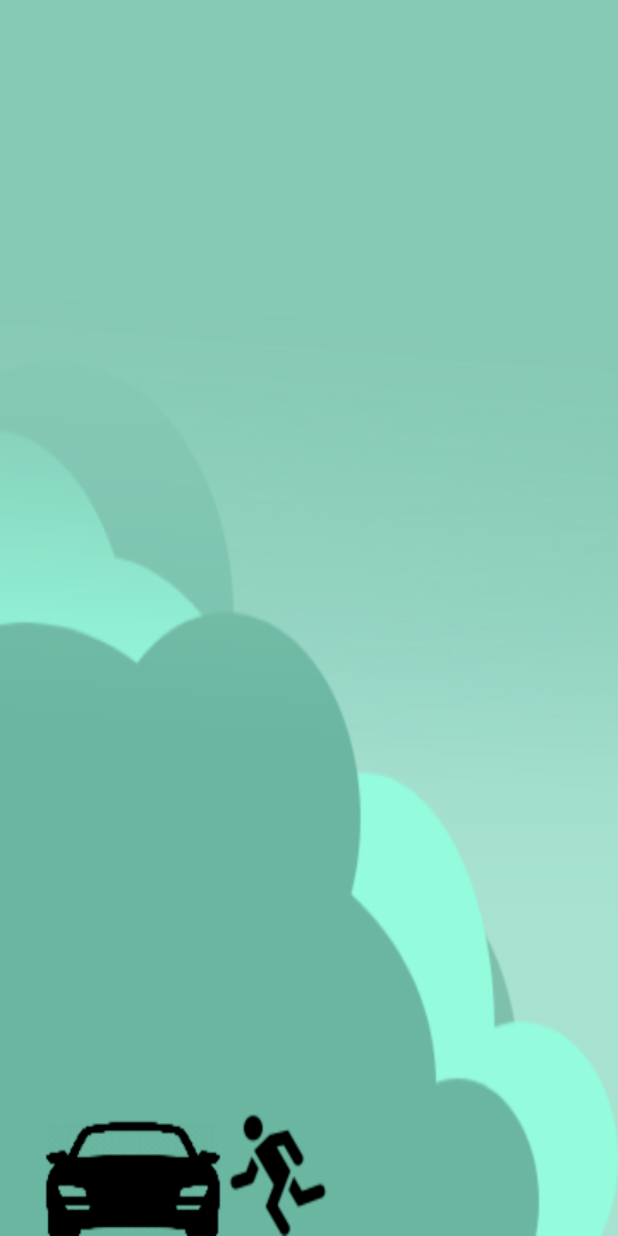
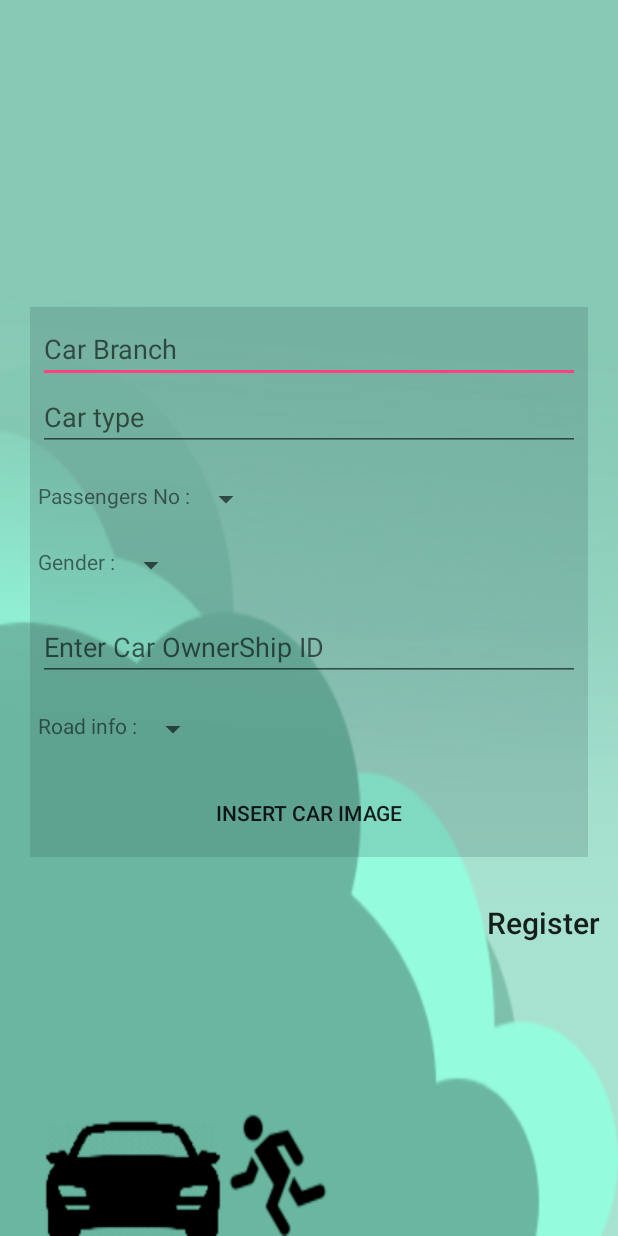
Before and after one commit to wardah9/Project_CarPoolingApplication, an Android app: the layout activity_insert_car_data.xml on its own in the app's theme, with its tools: preview values and no code run, on a phone screen of 412 x 824 dp. Run offline under Robolectric (Android 15) with nearby library versions, the phone set to English and light mode, and no system bars.

Commit message:
adding layout design

```diff
--- a/app/src/main/java/carpoolingapplication/carpooling/com/fragment/RegistrationFragment.java
+++ b/app/src/main/java/carpoolingapplication/carpooling/com/fragment/RegistrationFragment.java
@@ -2,6 +2,7 @@ package carpoolingapplication.carpooling.com.fragment;
 
 
 import android.content.Context;
+import android.content.Intent;
 import android.os.Bundle;
 import android.support.annotation.NonNull;
 import android.support.annotation.Nullable;
@@ -21,6 +22,7 @@ import android.widget.Button;
 import android.widget.EditText;
 import android.widget.FrameLayout;
 import android.widget.Spinner;
+import android.widget.TextView;
 import android.widget.Toast;
 
 import com.google.android.gms.tasks.OnCompleteListener;
@@ -30,6 +32,7 @@ import com.google.firebase.auth.FirebaseAuth;
 import com.google.firebase.database.DatabaseReference;
 import com.google.firebase.database.FirebaseDatabase;
 
+import carpoolingapplication.carpooling.com.BarcodeScanner;
 import carpoolingapplication.carpooling.com.R;
 
 
@@ -109,7 +112,7 @@ public class RegistrationFragment extends Fragment {
         }
     }
 
-    public static class Reg1 extends FragmentActivity{
+    public static class Reg1 extends FragmentActivity {
 
         private EditText userName;
         private EditText userEmail;
@@ -153,22 +156,22 @@ public class RegistrationFragment extends Fragment {
             userGender.setAdapter(adapter);
 
             if (userName.getText().length() > 5 &&
-                    userName.getText().length() != 0){
+                    userName.getText().length() != 0) {
 
             }
 
-            if (Patterns.EMAIL_ADDRESS.matcher(userEmail.getText().toString()).matches()){
+            if (Patterns.EMAIL_ADDRESS.matcher(userEmail.getText().toString()).matches()) {
 
             }
 
 
             if (userPhone.getText().length() > 5 &&
-                    userPhone.getText().length() != 0){
+                    userPhone.getText().length() != 0) {
 
             }
 
 
-            if (userNationality.getText().length() != 0){
+            if (userNationality.getText().length() != 0) {
 
             }
 
@@ -183,9 +186,9 @@ public class RegistrationFragment extends Fragment {
                                     Log.d("firebaseLogin", "createUserWithEmail:onComplete:" + task.isSuccessful());
 
                                     if (task.isSuccessful()) {
-//                                        Toast.makeText(FirebaseUSerRegisterActivity.this, "register successful", Toast.LENGTH_SHORT).show();
+                                        Toast.makeText(getApplicationContext(), "register successful", Toast.LENGTH_SHORT).show();
                                     } else
-                                        Toast.makeText(Reg1.this, "register failed ", Toast.LENGTH_SHORT).show();
+                                        Toast.makeText(getApplicationContext(), "register failed ", Toast.LENGTH_SHORT).show();
 //                                    getUID();
                                 }
                             });
@@ -193,7 +196,7 @@ public class RegistrationFragment extends Fragment {
             });
 
 
-                return v;
+            return v;
         }
     }
 
@@ -206,9 +209,22 @@ public class RegistrationFragment extends Fragment {
     }
 
     public static class Reg3 extends FragmentActivity {
+
+        TextView view_barcode;
+
         @Override
         public View onCreateView(String name, Context context, AttributeSet attrs) {
             View v = LayoutInflater.from(getApplicationContext()).inflate(R.layout.fragment_barcode, null, false);
+
+            view_barcode = (TextView) v.findViewById(R.id.view_barcode);
+
+            view_barcode.setOnClickListener(new View.OnClickListener() {
+                @Override
+                public void onClick(View view) {
+
+                    startActivity(new Intent(getApplicationContext(), BarcodeScanner.class));
+                }
+            });
             return v;
         }
     }
--- a/app/src/main/res/layout/activity_insert_car_data.xml
+++ b/app/src/main/res/layout/activity_insert_car_data.xml
@@ -5,8 +5,105 @@
     android:layout_width="match_parent"
     android:layout_height="match_parent"
     android:background="@drawable/back3"
-    android:gravity="center"
+    android:gravity="right|center"
+    android:orientation="vertical"
     tools:context="carpoolingapplication.carpooling.com.InsertCarData">
 
+    <LinearLayout
+        android:layout_width="match_parent"
+        android:layout_height="wrap_content"
+        android:layout_margin="20dp"
+        android:background="#302f4b4b"
+        android:orientation="vertical"
+        android:padding="5dp">
+
+        <EditText
+            android:id="@+id/car_branch"
+            android:layout_width="match_parent"
+            android:layout_height="wrap_content"
+            android:hint="Car Branch" />
+
+        <EditText
+            android:id="@+id/car_type"
+            android:layout_width="match_parent"
+            android:layout_height="wrap_content"
+            android:hint="Car type" />
+
+        <LinearLayout
+            android:layout_width="match_parent"
+            android:layout_height="match_parent"
+            android:layout_marginTop="20dp">
+
+            <TextView
+                android:layout_width="wrap_content"
+                android:layout_height="wrap_content"
+                android:text="Passengers No :" />
+
+            <Spinner
+                android:id="@+id/car_passenger"
+                android:layout_width="wrap_content"
+                android:layout_height="wrap_content" />
+        </LinearLayout>
+
+        <LinearLayout
+            android:layout_width="match_parent"
+            android:layout_height="match_parent"
+            android:layout_marginTop="20dp">
+
+            <TextView
+                android:layout_width="wrap_content"
+                android:layout_height="wrap_content"
+                android:text="Gender :" />
+
+            <Spinner
+                android:id="@+id/user_gender"
+                android:layout_width="wrap_content"
+                android:layout_height="wrap_content" />
+        </LinearLayout>
+
+        <EditText
+            android:layout_marginTop="20dp"
+            android:id="@+id/user_age"
+            android:layout_width="match_parent"
+            android:layout_height="wrap_content"
+            android:hint="Enter Car OwnerShip ID"
+            android:inputType="number" />
+
+        <LinearLayout
+            android:layout_width="match_parent"
+            android:layout_height="match_parent"
+            android:layout_marginTop="20dp">
+
+            <TextView
+                android:layout_width="wrap_content"
+                android:layout_height="wrap_content"
+                android:text="Road info :" />
+
+            <Spinner
+                android:id="@+id/car_road"
+                android:layout_width="wrap_content"
+                android:layout_height="wrap_content" />
+        </LinearLayout>
+
+        <Button
+            android:layout_marginTop="20dp"
+            android:text="insert Car image"
+            android:theme="@style/MyButton"
+            style="@style/Widget.AppCompat.Button.Borderless"
+            android:layout_width="match_parent"
+            android:layout_height="match_parent" />
+
+    </LinearLayout>
+
+    <Button
+        android:id="@+id/register_user"
+        style="@style/Widget.AppCompat.Button.Borderless"
+        android:layout_width="wrap_content"
+        android:layout_height="wrap_content"
+        android:layout_marginLeft="20dp"
+        android:text="Register"
+        android:textAllCaps="false"
+        android:textSize="20dp"
+        android:theme="@style/MyButton" />
 
 </LinearLayout>
--- a/app/src/main/res/layout/fragment_barcode.xml
+++ b/app/src/main/res/layout/fragment_barcode.xml
@@ -8,5 +8,6 @@
         android:layout_width="match_parent"
         android:layout_height="match_parent"
         android:gravity="center"
+        android:id="@+id/view_barcode"
         android:text="Hi fragment 3" />
 </LinearLayout>
--- a/app/src/main/res/layout/fragment_history.xml
+++ b/app/src/main/res/layout/fragment_history.xml
@@ -9,7 +9,6 @@
     <ListView
         android:layout_gravity="center"
         android:id="@+id/list_card"
-        android:layout_marginTop="60dp"
         android:layout_width="match_parent"
         android:layout_height="wrap_content"/>
 
```
